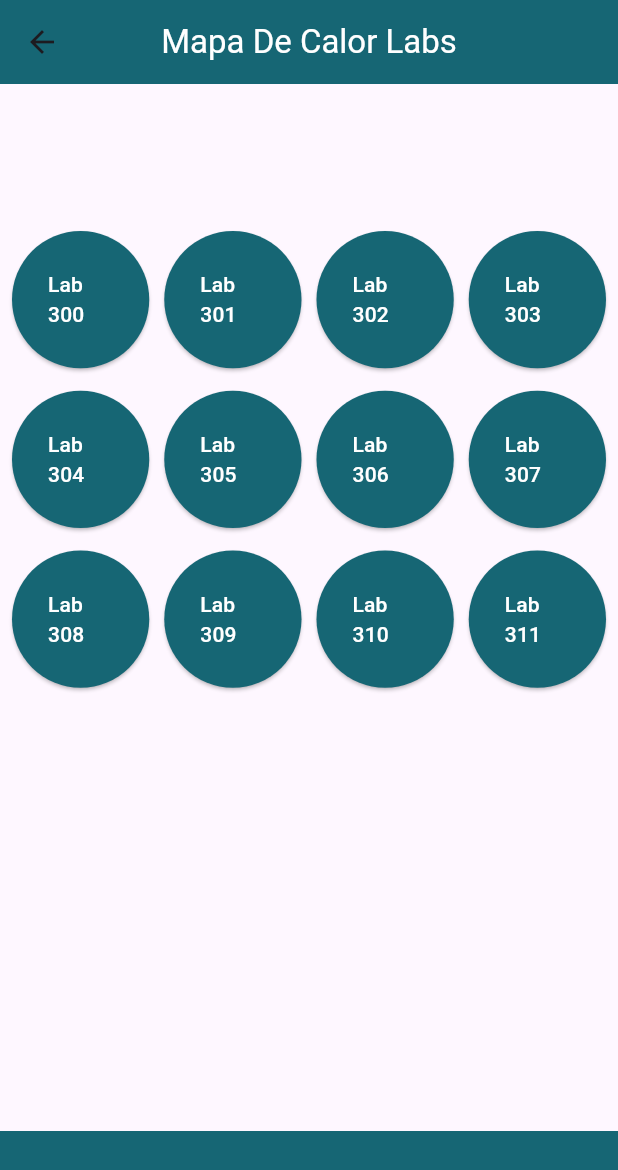
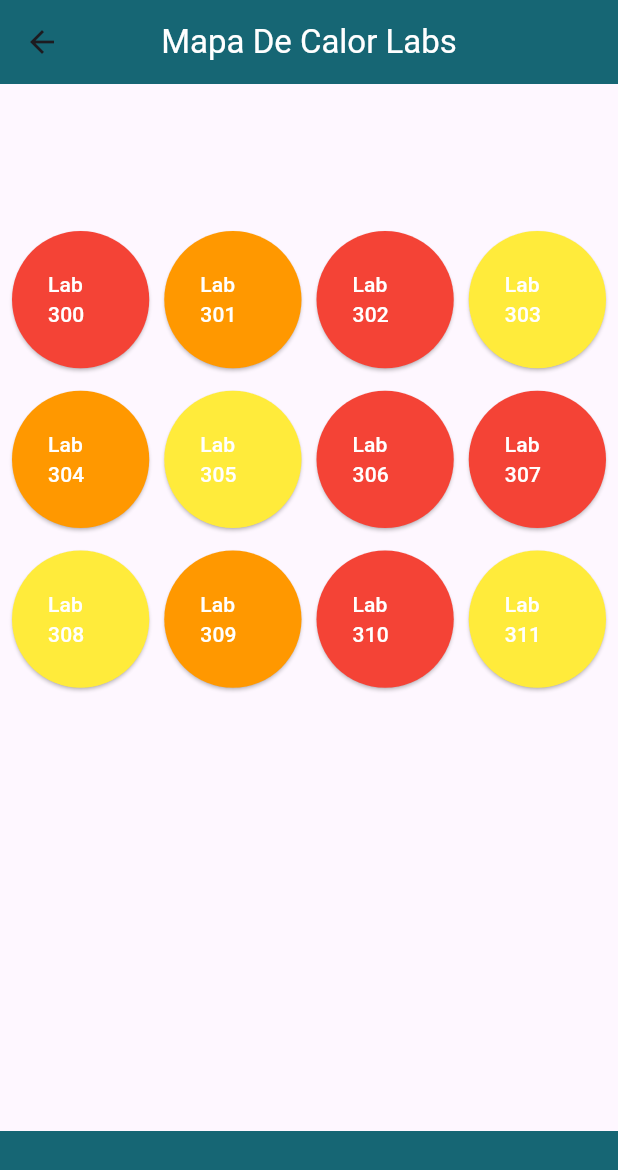
Before and after one commit to MattosPedro/LabHeatMap, a Flutter app: the MainScreen screen opened directly, on a phone screen of 412 x 824 dp. Shown: the top 1170 px of the screen. Run offline on Flutter 3.47's test engine with Material 3 defaults, Android fonts, the phone set to English and light mode, and no system bars; our stand-ins replace shared_preferences; accounts and stored records are empty.

Commit message:
colorir labs

```diff
--- a/lib/main.dart
+++ b/lib/main.dart
@@ -449,6 +449,22 @@ class ViewLogins extends StatelessWidget {
 }
 
 class MainScreen extends StatelessWidget {
+  // Lista de cores para os botões
+  final List<Color> buttonColors = [
+    Colors.red,
+    Colors.orange,
+    Colors.red,
+    Colors.yellow,
+    Colors.orange,
+    Colors.yellow,
+    Colors.red,
+    Colors.red,
+    Colors.yellow,
+    Colors.orange,
+    Colors.red,
+    Colors.yellow,
+  ];
+
   @override
   Widget build(BuildContext context) {
     return Scaffold(
@@ -476,7 +492,7 @@ class MainScreen extends StatelessWidget {
                     _navigateToPage(context, index + 1);
                   },
                   style: ButtonStyle(
-                    backgroundColor: MaterialStateProperty.all<Color>(Color(0xFF166674)),
+                    backgroundColor: MaterialStateProperty.all<Color>(buttonColors[index]), // Define a cor do botão
                   ),
                   child: Align(
                     alignment: Alignment.center, // Alinha o texto ao centro do botão
```
